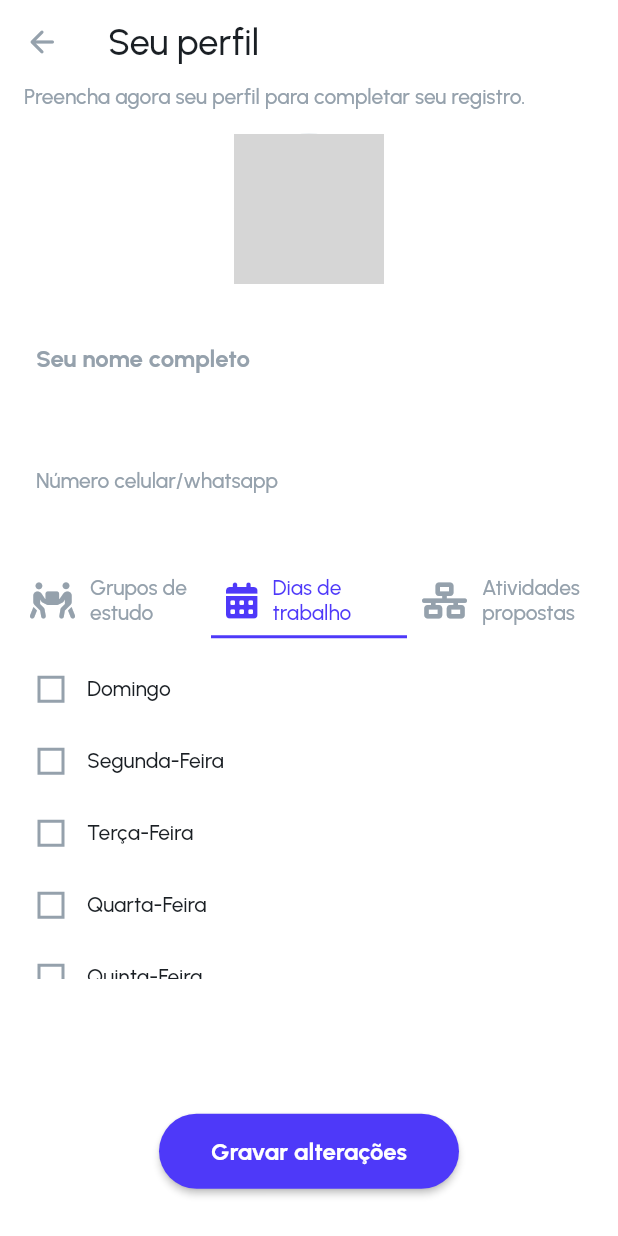
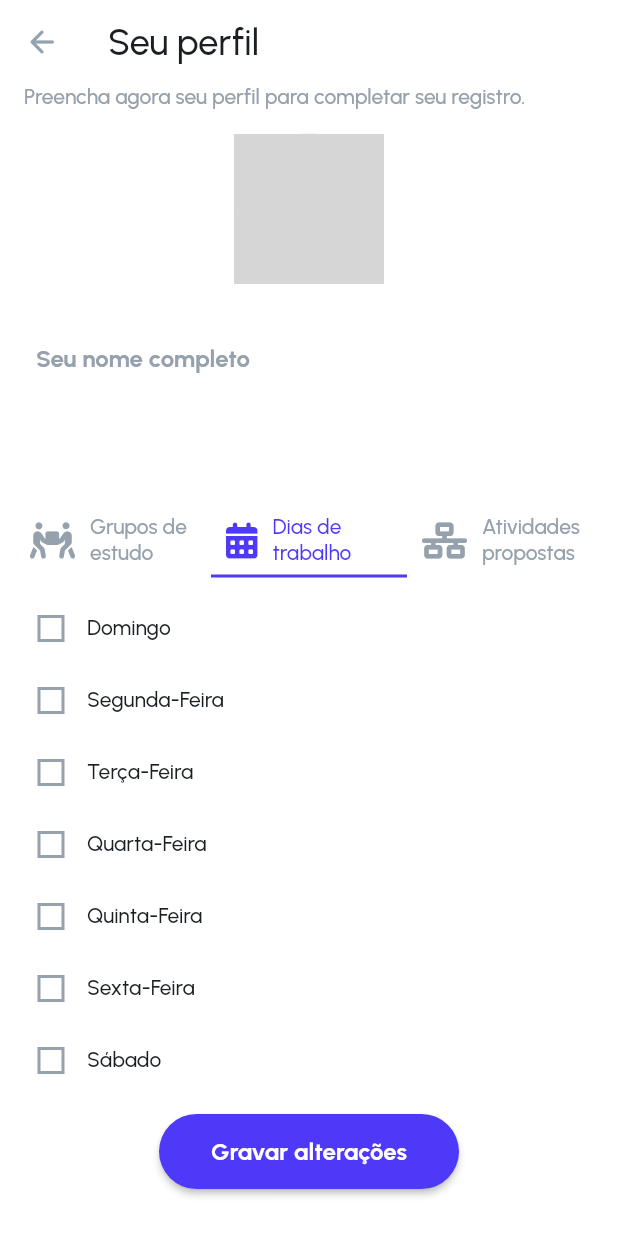
Before and after one commit to evertonfoz/cepac, a Flutter app: the EditUserProfileWidget screen opened directly, tab 2 chosen, on a phone screen of 412 x 824 dp. Run offline on Flutter 3.47's test engine with Material 2 defaults, Android fonts, the phone set to English and light mode, and no system bars; drawn by our look-alikes of auto_size_text; our stand-ins replace built_collection, built_value, cached_network_image, chewie, cloud_firestore, file_picker and 18 more; missing offline and left inert: flutter_google_places, google_api_headers, google_maps_webservice, json_path, mime_type; accounts and stored records are empty; network calls fail; grey boxes are pictures that could not be loaded.

Commit message:
Updating to latest FlutterFlow output.

```diff
--- a/lib/edit_user_profile/edit_user_profile_widget.dart
+++ b/lib/edit_user_profile/edit_user_profile_widget.dart
@@ -84,23 +84,39 @@ class _EditUserProfileWidgetState extends State<EditUserProfileWidget> {
             elevation: 0,
           ),
           body: SafeArea(
-            child: SingleChildScrollView(
+            child: Container(
+              width: double.infinity,
+              height: MediaQuery.of(context).size.height * 1,
+              decoration: BoxDecoration(
+                color: FlutterFlowTheme.of(context).secondaryBackground,
+              ),
               child: Column(
                 mainAxisSize: MainAxisSize.max,
                 mainAxisAlignment: MainAxisAlignment.start,
                 children: [
-                  Column(
+                  Expanded(
+                    flex: 3,
+                    child: Container(
+                      width: double.infinity,
+                      height: 270,
+                      decoration: BoxDecoration(
+                        color: FlutterFlowTheme.of(context).secondaryBackground,
+                      ),
+                      child: SingleChildScrollView(
+                        child: Column(
                           mainAxisSize: MainAxisSize.max,
                           children: [
                             Padding(
-                        padding: EdgeInsetsDirectional.fromSTEB(16, 0, 24, 16),
+                              padding:
+                                  EdgeInsetsDirectional.fromSTEB(16, 0, 24, 16),
                               child: Row(
                                 mainAxisSize: MainAxisSize.max,
                                 children: [
                                   Expanded(
                                     child: Text(
                                       'Preencha agora seu perfil para completar seu registro.',
-                                style: FlutterFlowTheme.of(context).bodyText2,
+                                      style: FlutterFlowTheme.of(context)
+                                          .bodyText2,
                                     ),
                                   ),
                                 ],
@@ -117,13 +133,15 @@ class _EditUserProfileWidgetState extends State<EditUserProfileWidget> {
                                       context: context,
                                       allowPhoto: true,
                                       backgroundColor:
-                                    FlutterFlowTheme.of(context).tertiaryColor,
-                                textColor:
-                                    FlutterFlowTheme.of(context).primaryDark,
+                                          FlutterFlowTheme.of(context)
+                                              .tertiaryColor,
+                                      textColor: FlutterFlowTheme.of(context)
+                                          .primaryDark,
                                       pickerFontFamily: 'Lexend Deca',
                                     );
                                     if (selectedMedia != null &&
-                                  selectedMedia.every((m) => validateFileFormat(
+                                        selectedMedia.every((m) =>
+                                            validateFileFormat(
                                                 m.storagePath, context))) {
                                       setState(() => isMediaUploading = true);
                                       var downloadUrls = <String>[];
@@ -149,8 +167,8 @@ class _EditUserProfileWidgetState extends State<EditUserProfileWidget> {
                                       }
                                       if (downloadUrls.length ==
                                           selectedMedia.length) {
-                                  setState(() =>
-                                      uploadedFileUrl = downloadUrls.first);
+                                        setState(() => uploadedFileUrl =
+                                            downloadUrls.first);
                                         showUploadMessage(context, 'Success!');
                                       } else {
                                         setState(() {});
@@ -175,14 +193,16 @@ class _EditUserProfileWidgetState extends State<EditUserProfileWidget> {
                                             width: 120,
                                             height: 120,
                                             decoration: BoxDecoration(
-                                        color: FlutterFlowTheme.of(context)
+                                              color:
+                                                  FlutterFlowTheme.of(context)
                                                       .gray200,
                                               image: DecorationImage(
                                                 fit: BoxFit.fitWidth,
                                                 image: Image.network(
                                                   valueOrDefault<String>(
                                                     uploadedFileUrl != null &&
-                                                      uploadedFileUrl != ''
+                                                            uploadedFileUrl !=
+                                                                ''
                                                         ? uploadedFileUrl
                                                         : editUserProfileUsersRecord
                                                             .photoUrl,
@@ -195,7 +215,8 @@ class _EditUserProfileWidgetState extends State<EditUserProfileWidget> {
                                           ),
                                         ),
                                         Align(
-                                    alignment: AlignmentDirectional(0.95, 0.98),
+                                          alignment:
+                                              AlignmentDirectional(0.95, 0.98),
                                           child: Icon(
                                             Icons.add_circle,
                                             color: Colors.black,
@@ -209,7 +230,8 @@ class _EditUserProfileWidgetState extends State<EditUserProfileWidget> {
                               ],
                             ),
                             Padding(
-                        padding: EdgeInsetsDirectional.fromSTEB(24, 16, 24, 0),
+                              padding:
+                                  EdgeInsetsDirectional.fromSTEB(24, 16, 24, 0),
                               child: Row(
                                 mainAxisSize: MainAxisSize.max,
                                 children: [
@@ -217,13 +239,14 @@ class _EditUserProfileWidgetState extends State<EditUserProfileWidget> {
                                     child: TextFormField(
                                       controller: yourNameController ??=
                                           TextEditingController(
-                                  text: editUserProfileUsersRecord.displayName,
+                                        text: editUserProfileUsersRecord
+                                            .displayName,
                                       ),
                                       obscureText: false,
                                       decoration: InputDecoration(
                                         labelText: 'Seu nome completo',
-                                  labelStyle:
-                                      FlutterFlowTheme.of(context).subtitle2,
+                                        labelStyle: FlutterFlowTheme.of(context)
+                                            .subtitle2,
                                         enabledBorder: UnderlineInputBorder(
                                           borderSide: BorderSide(
                                             color: Color(0x00000000),
@@ -254,7 +277,8 @@ class _EditUserProfileWidgetState extends State<EditUserProfileWidget> {
                                             topRight: Radius.circular(4.0),
                                           ),
                                         ),
-                                  focusedErrorBorder: UnderlineInputBorder(
+                                        focusedErrorBorder:
+                                            UnderlineInputBorder(
                                           borderSide: BorderSide(
                                             color: Color(0x00000000),
                                             width: 1,
@@ -265,38 +289,42 @@ class _EditUserProfileWidgetState extends State<EditUserProfileWidget> {
                                           ),
                                         ),
                                       ),
-                                style: FlutterFlowTheme.of(context).title2,
+                                      style:
+                                          FlutterFlowTheme.of(context).title2,
                                     ),
                                   ),
                                 ],
                               ),
                             ),
                             Padding(
-                        padding: EdgeInsetsDirectional.fromSTEB(24, 4, 24, 0),
+                              padding:
+                                  EdgeInsetsDirectional.fromSTEB(24, 4, 24, 0),
                               child: Row(
                                 mainAxisSize: MainAxisSize.max,
                                 children: [
                                   Expanded(
                                     child: Padding(
-                                padding:
-                                    EdgeInsetsDirectional.fromSTEB(0, 12, 0, 0),
+                                      padding: EdgeInsetsDirectional.fromSTEB(
+                                          0, 12, 0, 0),
                                       child: TextFormField(
                                         controller: phoneNumberController ??=
                                             TextEditingController(
-                                    text:
-                                        editUserProfileUsersRecord.phoneNumber,
+                                          text: editUserProfileUsersRecord
+                                              .phoneNumber,
                                         ),
                                         obscureText: false,
                                         decoration: InputDecoration(
                                           labelText: 'Número celular/whatsapp',
                                           labelStyle:
-                                        FlutterFlowTheme.of(context).bodyText2,
+                                              FlutterFlowTheme.of(context)
+                                                  .bodyText2,
                                           enabledBorder: UnderlineInputBorder(
                                             borderSide: BorderSide(
                                               color: Color(0x00000000),
                                               width: 1,
                                             ),
-                                      borderRadius: const BorderRadius.only(
+                                            borderRadius:
+                                                const BorderRadius.only(
                                               topLeft: Radius.circular(4.0),
                                               topRight: Radius.circular(4.0),
                                             ),
@@ -306,7 +334,8 @@ class _EditUserProfileWidgetState extends State<EditUserProfileWidget> {
                                               color: Color(0x00000000),
                                               width: 1,
                                             ),
-                                      borderRadius: const BorderRadius.only(
+                                            borderRadius:
+                                                const BorderRadius.only(
                                               topLeft: Radius.circular(4.0),
                                               topRight: Radius.circular(4.0),
                                             ),
@@ -316,23 +345,27 @@ class _EditUserProfileWidgetState extends State<EditUserProfileWidget> {
                                               color: Color(0x00000000),
                                               width: 1,
                                             ),
-                                      borderRadius: const BorderRadius.only(
+                                            borderRadius:
+                                                const BorderRadius.only(
                                               topLeft: Radius.circular(4.0),
                                               topRight: Radius.circular(4.0),
                                             ),
                                           ),
-                                    focusedErrorBorder: UnderlineInputBorder(
+                                          focusedErrorBorder:
+                                              UnderlineInputBorder(
                                             borderSide: BorderSide(
                                               color: Color(0x00000000),
                                               width: 1,
                                             ),
-                                      borderRadius: const BorderRadius.only(
+                                            borderRadius:
+                                                const BorderRadius.only(
                                               topLeft: Radius.circular(4.0),
                                               topRight: Radius.circular(4.0),
                                             ),
                                           ),
                                         ),
-                                  style: FlutterFlowTheme.of(context).title3,
+                                        style:
+                                            FlutterFlowTheme.of(context).title3,
                                       ),
                                     ),
                                   ),
@@ -341,13 +374,19 @@ class _EditUserProfileWidgetState extends State<EditUserProfileWidget> {
                             ),
                           ],
                         ),
-                  Padding(
+                      ),
+                    ),
+                  ),
+                  Expanded(
+                    flex: 5,
+                    child: Padding(
                       padding: EdgeInsetsDirectional.fromSTEB(10, 0, 10, 0),
                       child: Container(
                         width: MediaQuery.of(context).size.width,
                         height: 350,
                         decoration: BoxDecoration(
-                        color: FlutterFlowTheme.of(context).secondaryBackground,
+                          color:
+                              FlutterFlowTheme.of(context).secondaryBackground,
                         ),
                         child: DefaultTabController(
                           length: 3,
@@ -413,49 +452,55 @@ class _EditUserProfileWidgetState extends State<EditUserProfileWidget> {
                               Expanded(
                                 child: TabBarView(
                                   children: [
-                                  Padding(
+                                    KeepAliveWidgetWrapper(
+                                      builder: (context) => Padding(
                                         padding: EdgeInsetsDirectional.fromSTEB(
                                             0, 10, 0, 0),
                                         child: FlutterFlowRadioButton(
                                           options: [
-                                        'A Gênese (sábados)',
-                                        'Evangelização (sábados)',
-                                        'Iniciantes (quintas)',
-                                        'Inicianes (sábados)',
-                                        'O livro dos espíritos (quintas)',
-                                        'O livro dos espíritos (sábados)',
-                                        'O livro dos médiuns (quintas)',
-                                        'O livro dos médiuns (sábados)',
-                                        'Léon Denis - Obras (quartas)',
-                                        'Os missionários da luz (sextas)'
+                                            'A Gênese \nSábados',
+                                            'Evangelização\nSábados',
+                                            'Iniciantes\nQuintas',
+                                            'Inicianes\nSábados',
+                                            'O livro dos espíritos\nQuintas',
+                                            'O livro dos espíritos\nSábados',
+                                            'O livro dos médiuns\nQuintas',
+                                            'O livro dos médiuns\nSábados',
+                                            'Léon Denis - Obras\nQuartas',
+                                            'Os missionários da luz\nSextas'
                                           ].toList(),
-                                      onChanged: (val) =>
-                                          setState(() => studyGroupValue = val),
-                                      optionHeight: 25,
-                                      textStyle: FlutterFlowTheme.of(context)
+                                          onChanged: (val) => setState(
+                                              () => studyGroupValue = val),
+                                          optionHeight: 35,
+                                          textStyle:
+                                              FlutterFlowTheme.of(context)
                                                   .bodyText1
                                                   .override(
                                                     fontFamily: 'Urbanist',
                                                     color: Colors.black,
                                                   ),
-                                      buttonPosition: RadioButtonPosition.left,
+                                          buttonPosition:
+                                              RadioButtonPosition.left,
                                           direction: Axis.vertical,
                                           radioButtonColor: Colors.blue,
                                           inactiveRadioButtonColor:
                                               Color(0x8A000000),
                                           toggleable: false,
-                                      horizontalAlignment: WrapAlignment.start,
+                                          horizontalAlignment:
+                                              WrapAlignment.start,
                                           verticalAlignment:
                                               WrapCrossAlignment.start,
                                         ),
                                       ),
-                                  Padding(
+                                    ),
+                                    KeepAliveWidgetWrapper(
+                                      builder: (context) => Padding(
                                         padding: EdgeInsetsDirectional.fromSTEB(
-                                        0, 10, 0, 50),
+                                            0, 10, 0, 0),
                                         child: AuthUserStreamWidget(
                                           child: FlutterFlowCheckboxGroup(
-                                        initiallySelected: (currentUserDocument
-                                                ?.workDays
+                                            initiallySelected:
+                                                (currentUserDocument?.workDays
                                                         ?.toList() ??
                                                     []),
                                             options: [
@@ -473,13 +518,18 @@ class _EditUserProfileWidgetState extends State<EditUserProfileWidget> {
                                                 FlutterFlowTheme.of(context)
                                                     .primaryColor,
                                             checkColor: Colors.white,
-                                        checkboxBorderColor: Color(0xFF95A1AC),
-                                        textStyle: FlutterFlowTheme.of(context)
+                                            checkboxBorderColor:
+                                                Color(0xFF95A1AC),
+                                            textStyle:
+                                                FlutterFlowTheme.of(context)
                                                     .bodyText1,
                                             initialized: workDaysValues != null,
                                           ),
                                         ),
                                       ),
+                                    ),
+                                    KeepAliveWidgetWrapper(
+                                      builder: (context) =>
                                           FlutterFlowCheckboxGroup(
                                         options: [
                                           'Responsável reunião',
@@ -493,13 +543,16 @@ class _EditUserProfileWidgetState extends State<EditUserProfileWidget> {
                                         ],
                                         onChanged: (val) => setState(
                                             () => checkboxGroupValues = val),
-                                    activeColor: FlutterFlowTheme.of(context)
+                                        activeColor:
+                                            FlutterFlowTheme.of(context)
                                                 .primaryColor,
                                         checkColor: Colors.white,
                                         checkboxBorderColor: Color(0xFF95A1AC),
-                                    textStyle:
-                                        FlutterFlowTheme.of(context).bodyText1,
-                                    initialized: checkboxGroupValues != null,
+                                        textStyle: FlutterFlowTheme.of(context)
+                                            .bodyText1,
+                                        initialized:
+                                            checkboxGroupValues != null,
+                                      ),
                                     ),
                                   ],
                                 ),
@@ -509,14 +562,21 @@ class _EditUserProfileWidgetState extends State<EditUserProfileWidget> {
                         ),
                       ),
                     ),
-                  Padding(
-                    padding: EdgeInsetsDirectional.fromSTEB(0, 40, 0, 0),
+                  ),
+                  Expanded(
+                    flex: 1,
+                    child: Container(
+                      width: double.infinity,
+                      decoration: BoxDecoration(
+                        color: FlutterFlowTheme.of(context).secondaryBackground,
+                      ),
                       child: Row(
                         mainAxisSize: MainAxisSize.max,
                         mainAxisAlignment: MainAxisAlignment.center,
+                        crossAxisAlignment: CrossAxisAlignment.start,
                         children: [
                           Padding(
-                          padding: EdgeInsetsDirectional.fromSTEB(0, 0, 0, 40),
+                            padding: EdgeInsetsDirectional.fromSTEB(0, 4, 0, 0),
                             child: FFButtonWidget(
                               onPressed: () async {
                                 final usersUpdateData = {
@@ -540,7 +600,8 @@ class _EditUserProfileWidgetState extends State<EditUserProfileWidget> {
                               options: FFButtonOptions(
                                 width: 200,
                                 height: 50,
-                              color: FlutterFlowTheme.of(context).primaryColor,
+                                color:
+                                    FlutterFlowTheme.of(context).primaryColor,
                                 textStyle: FlutterFlowTheme.of(context)
                                     .subtitle2
                                     .override(
@@ -559,6 +620,7 @@ class _EditUserProfileWidgetState extends State<EditUserProfileWidget> {
                         ],
                       ),
                     ),
+                  ),
                 ],
               ),
             ),
```
Lines whose indentation alone changed are shown as unchanged.
